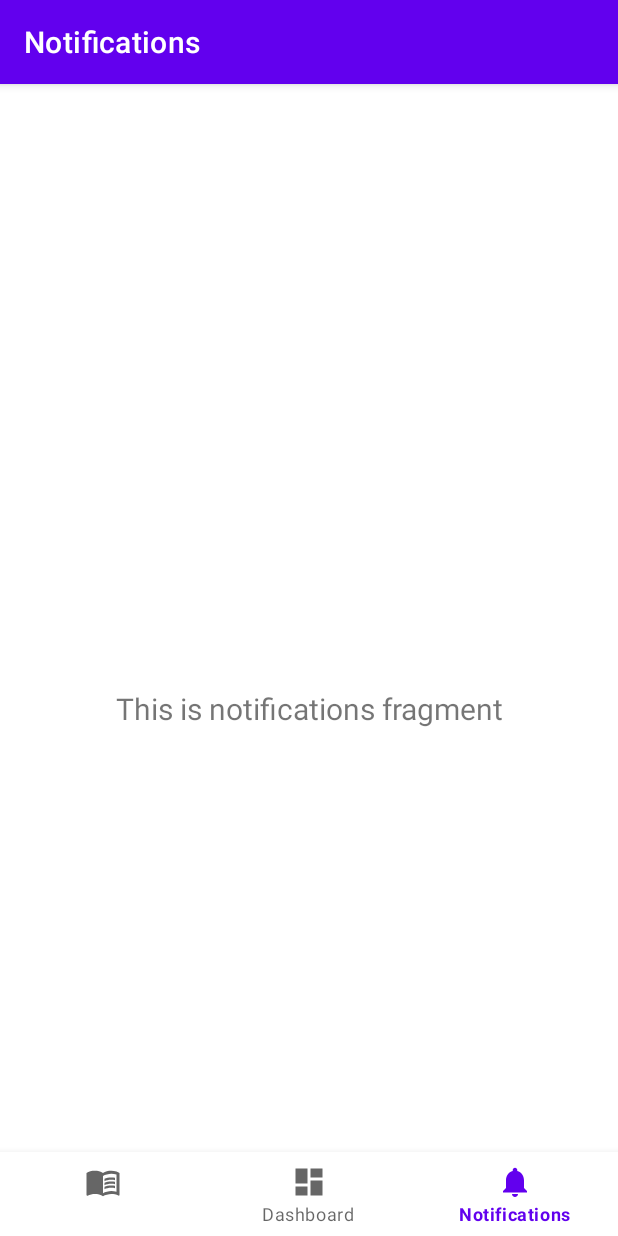
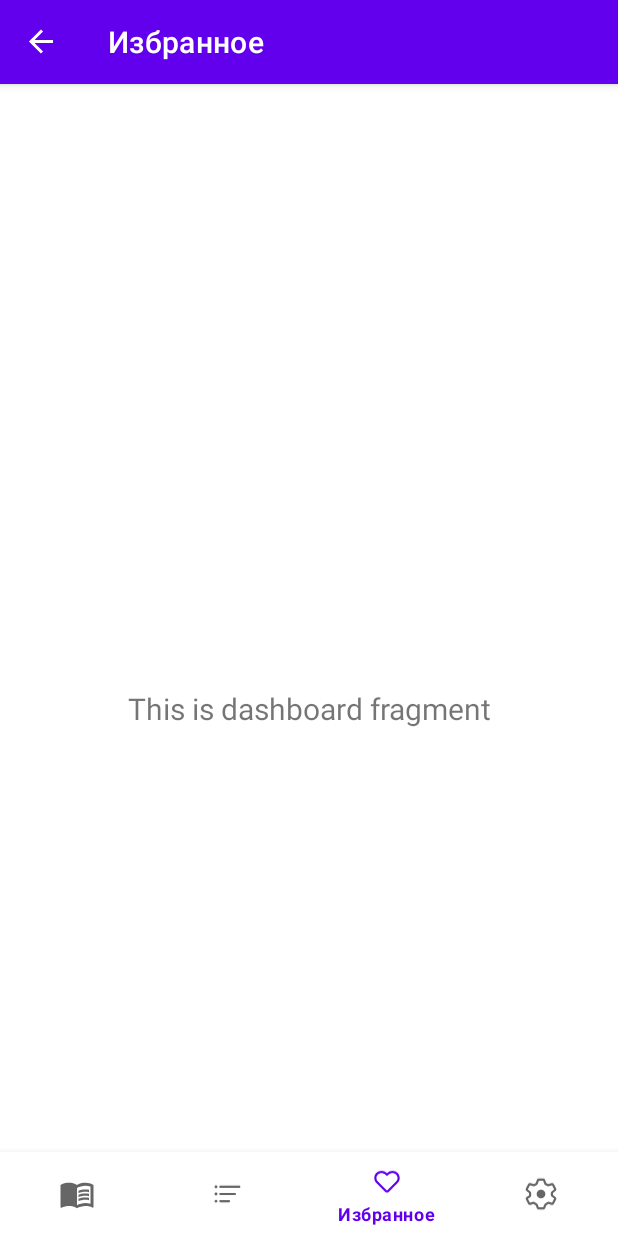
Before and after one commit to qumeb/engexam, an Android app: the screen it shows after launch (MainActivity), item 3 of the bottom bar chosen, on a phone screen of 412 x 824 dp. Run offline under Robolectric (Android 15) with nearby library versions, the phone set to English and light mode, and no system bars; our stand-ins replace navigation-ui.

Commit message:
add icon to app, add new page favorite, request internet connection

```diff
--- a/app/src/main/AndroidManifest.xml
+++ b/app/src/main/AndroidManifest.xml
@@ -24,4 +24,5 @@
         </activity>
     </application>
 
+    <uses-permission android:name="android.permission.INTERNET" />
 </manifest>
--- /dev/null
+++ b/app/src/main/java/com/example/engexam/ui/favorite/FavoriteFragment.java
@@ -0,0 +1,38 @@
+package com.example.engexam.ui.favorite;
+
+import android.os.Bundle;
+import android.view.LayoutInflater;
+import android.view.View;
+import android.view.ViewGroup;
+import android.widget.TextView;
+
+import androidx.annotation.NonNull;
+import androidx.fragment.app.Fragment;
+import androidx.lifecycle.ViewModelProvider;
+
+import com.example.engexam.databinding.FragmentFavoriteBinding;
+import com.example.engexam.ui.favorite.FavoriteViewModel;
+
+public class FavoriteFragment extends Fragment {
+
+    private FragmentFavoriteBinding binding;
+
+    public View onCreateView(@NonNull LayoutInflater inflater,
+                             ViewGroup container, Bundle savedInstanceState) {
+        FavoriteViewModel FavoriteViewModel =
+                new ViewModelProvider(this).get(FavoriteViewModel.class);
+
+        binding = FragmentFavoriteBinding.inflate(inflater, container, false);
+        View root = binding.getRoot();
+
+        final TextView textView = binding.textDashboard;
+        FavoriteViewModel.getText().observe(getViewLifecycleOwner(), textView::setText);
+        return root;
+    }
+
+    @Override
+    public void onDestroyView() {
+        super.onDestroyView();
+        binding = null;
+    }
+}
--- /dev/null
+++ b/app/src/main/java/com/example/engexam/ui/favorite/FavoriteViewModel.java
@@ -0,0 +1,19 @@
+package com.example.engexam.ui.favorite;
+
+import androidx.lifecycle.LiveData;
+import androidx.lifecycle.MutableLiveData;
+import androidx.lifecycle.ViewModel;
+
+public class FavoriteViewModel extends ViewModel {
+
+    private final MutableLiveData<String> mText;
+
+    public FavoriteViewModel() {
+        mText = new MutableLiveData<>();
+        mText.setValue("This is dashboard fragment");
+    }
+
+    public LiveData<String> getText() {
+        return mText;
+    }
+}
--- /dev/null
+++ b/app/src/main/res/drawable/favorite.xml
@@ -0,0 +1,10 @@
+<vector xmlns:android="http://schemas.android.com/apk/res/android"
+    android:width="33dp"
+    android:height="32dp"
+    android:viewportWidth="33"
+    android:viewportHeight="32">
+  <path
+      android:pathData="M6.833,12.323C6.833,9.752 8.918,7.667 11.49,7.667C12.725,7.667 13.91,8.157 14.783,9.031L15.73,9.978C16.155,10.403 16.845,10.403 17.27,9.978L18.217,9.031C19.09,8.157 20.275,7.667 21.51,7.667C24.082,7.667 26.167,9.752 26.167,12.323C26.167,13.559 25.676,14.743 24.803,15.616L16.732,23.687C16.604,23.815 16.396,23.815 16.268,23.687L8.197,15.616C7.324,14.743 6.833,13.559 6.833,12.323ZM11.49,5.667C7.814,5.667 4.833,8.647 4.833,12.323C4.833,14.089 5.535,15.782 6.783,17.031L14.854,25.101C15.763,26.01 17.237,26.01 18.146,25.101L26.217,17.031C27.465,15.782 28.167,14.089 28.167,12.323C28.167,8.647 25.186,5.667 21.51,5.667C19.744,5.667 18.051,6.368 16.803,7.616L16.5,7.919L16.197,7.616C14.949,6.368 13.256,5.667 11.49,5.667Z"
+      android:fillColor="#000000"
+      android:fillType="evenOdd"/>
+</vector>
--- /dev/null
+++ b/app/src/main/res/drawable/group_1.xml
@@ -0,0 +1,10 @@
+<vector xmlns:android="http://schemas.android.com/apk/res/android"
+    android:width="33dp"
+    android:height="32dp"
+    android:viewportWidth="33"
+    android:viewportHeight="32">
+  <path
+      android:pathData="M3.167,9.333C3.167,10.07 2.57,10.667 1.833,10.667C1.097,10.667 0.5,10.07 0.5,9.333C0.5,8.597 1.097,8 1.833,8C2.57,8 3.167,8.597 3.167,9.333ZM5.833,8.333C5.281,8.333 4.833,8.781 4.833,9.333C4.833,9.886 5.281,10.333 5.833,10.333H23.167C23.719,10.333 24.167,9.886 24.167,9.333C24.167,8.781 23.719,8.333 23.167,8.333H5.833ZM5.833,15C5.281,15 4.833,15.448 4.833,16C4.833,16.552 5.281,17 5.833,17L19.167,17C19.719,17 20.167,16.552 20.167,16C20.167,15.448 19.719,15 19.167,15L5.833,15ZM4.833,22.667C4.833,22.114 5.281,21.667 5.833,21.667H13.833C14.386,21.667 14.833,22.114 14.833,22.667C14.833,23.219 14.386,23.667 13.833,23.667H5.833C5.281,23.667 4.833,23.219 4.833,22.667ZM1.833,24C2.57,24 3.167,23.403 3.167,22.667C3.167,21.93 2.57,21.333 1.833,21.333C1.097,21.333 0.5,21.93 0.5,22.667C0.5,23.403 1.097,24 1.833,24ZM1.833,17.333C2.57,17.333 3.167,16.736 3.167,16C3.167,15.264 2.57,14.667 1.833,14.667C1.097,14.667 0.5,15.264 0.5,16C0.5,16.736 1.097,17.333 1.833,17.333Z"
+      android:fillColor="#000000"
+      android:fillType="evenOdd"/>
+</vector>
--- /dev/null
+++ b/app/src/main/res/drawable/settings.xml
@@ -0,0 +1,14 @@
+<vector xmlns:android="http://schemas.android.com/apk/res/android"
+    android:width="33dp"
+    android:height="32dp"
+    android:viewportWidth="33"
+    android:viewportHeight="32">
+  <path
+      android:pathData="M20.724,25.832C20.578,25.942 20.464,26.09 20.396,26.26L19.418,28.705C19.266,29.084 18.899,29.333 18.49,29.333H14.51C14.101,29.333 13.734,29.084 13.582,28.705L12.604,26.26C12.536,26.09 12.422,25.942 12.276,25.832L10.252,24.314C9.99,24.117 9.648,24.062 9.336,24.166L6.656,25.059C6.184,25.216 5.668,25.003 5.445,24.558L3.581,20.828C3.347,20.361 3.513,19.792 3.961,19.524L6.014,18.291C6.316,18.111 6.5,17.785 6.5,17.434V15.147C6.5,14.844 6.362,14.556 6.125,14.366L3.798,12.505C3.43,12.21 3.317,11.699 3.528,11.277L5.445,7.442C5.668,6.997 6.184,6.784 6.656,6.941L9.44,7.869C9.692,7.953 9.967,7.933 10.204,7.815L12.13,6.852C12.367,6.733 12.547,6.525 12.631,6.274L13.605,3.35C13.741,2.942 14.124,2.667 14.554,2.667H18.446C18.876,2.667 19.258,2.942 19.395,3.35L20.369,6.274C20.453,6.525 20.633,6.733 20.871,6.852L22.796,7.815C23.033,7.933 23.308,7.953 23.56,7.869L26.344,6.941C26.816,6.784 27.332,6.997 27.555,7.442L29.472,11.277C29.683,11.699 29.57,12.21 29.202,12.505L26.875,14.366C26.638,14.556 26.5,14.844 26.5,15.147V16.853C26.5,17.156 26.638,17.444 26.875,17.633L29.202,19.495C29.57,19.789 29.683,20.301 29.472,20.723L27.555,24.558C27.332,25.003 26.816,25.216 26.344,25.059L23.664,24.166C23.352,24.062 23.01,24.117 22.747,24.314L20.724,25.832Z"
+      android:strokeWidth="2"
+      android:fillColor="#00000000"
+      android:strokeColor="#000000"/>
+  <path
+      android:pathData="M16.5,20C18.709,20 20.5,18.209 20.5,16C20.5,13.791 18.709,12 16.5,12C14.291,12 12.5,13.791 12.5,16C12.5,18.209 14.291,20 16.5,20Z"
+      android:fillColor="#000000"/>
+</vector>
--- /dev/null
+++ b/app/src/main/res/layout/fragment_favorite.xml
@@ -0,0 +1,23 @@
+<?xml version="1.0" encoding="utf-8"?>
+<androidx.constraintlayout.widget.ConstraintLayout xmlns:android="http://schemas.android.com/apk/res/android"
+    xmlns:app="http://schemas.android.com/apk/res-auto"
+    xmlns:tools="http://schemas.android.com/tools"
+    android:layout_width="match_parent"
+    android:layout_height="match_parent"
+    tools:context=".ui.dashboard.DashboardFragment">
+
+    <TextView
+        android:id="@+id/text_dashboard"
+        android:layout_width="match_parent"
+        android:layout_height="wrap_content"
+        android:layout_marginStart="8dp"
+        android:layout_marginTop="8dp"
+        android:layout_marginEnd="8dp"
+        android:textAlignment="center"
+        android:textSize="20sp"
+        app:layout_constraintBottom_toBottomOf="parent"
+        app:layout_constraintEnd_toEndOf="parent"
+        app:layout_constraintStart_toStartOf="parent"
+        app:layout_constraintTop_toTopOf="parent" />
+
+</androidx.constraintlayout.widget.ConstraintLayout>
--- a/app/src/main/res/menu/bottom_nav_menu.xml
+++ b/app/src/main/res/menu/bottom_nav_menu.xml
@@ -3,16 +3,20 @@
 
     <item
         android:id="@+id/navigation_home"
-        android:icon="@drawable/baseline_menu_book_24" />
+        android:icon="@drawable/baseline_menu_book_24"
+        android:title="@string/title_materials" />
 
     <item
         android:id="@+id/navigation_dashboard"
-        android:icon="@drawable/ic_dashboard_black_24dp"
-        android:title="@string/title_dashboard" />
-
+        android:icon="@drawable/group_1"
+        android:title="@string/title_test" />
+    <item
+        android:id="@+id/navigation_favorite"
+        android:icon="@drawable/favorite"
+        android:title="@string/title_favorite" />
     <item
         android:id="@+id/navigation_notifications"
-        android:icon="@drawable/ic_notifications_black_24dp"
-        android:title="@string/title_notifications" />
+        android:icon="@drawable/settings"
+        android:title="@string/title_settings" />
 
 </menu>
--- a/app/src/main/res/navigation/mobile_navigation.xml
+++ b/app/src/main/res/navigation/mobile_navigation.xml
@@ -8,18 +8,23 @@
     <fragment
         android:id="@+id/navigation_home"
         android:name="com.example.engexam.ui.home.HomeFragment"
-        android:label="@string/title_home"
+        android:label="@string/title_materials"
         tools:layout="@layout/fragment_home" />
 
     <fragment
         android:id="@+id/navigation_dashboard"
         android:name="com.example.engexam.ui.dashboard.DashboardFragment"
-        android:label="@string/title_dashboard"
+        android:label="@string/title_test"
         tools:layout="@layout/fragment_dashboard" />
 
     <fragment
+        android:id="@+id/navigation_favorite"
+        android:name="com.example.engexam.ui.favorite.FavoriteFragment"
+        android:label="@string/title_favorite"
+        tools:layout="@layout/fragment_favorite" />
+    <fragment
         android:id="@+id/navigation_notifications"
         android:name="com.example.engexam.ui.notifications.NotificationsFragment"
-        android:label="@string/title_notifications"
+        android:label="@string/title_settings"
         tools:layout="@layout/fragment_notifications" />
 </navigation>
--- a/app/src/main/res/values/strings.xml
+++ b/app/src/main/res/values/strings.xml
@@ -1,6 +1,7 @@
 <resources>
-    <string name="app_name">engexam</string>
-    <string name="title_home">Home</string>
-    <string name="title_dashboard">Dashboard</string>
-    <string name="title_notifications">Notifications</string>
+    <string name="app_name">Eng Exam</string>
+    <string name="title_test">Тесты</string>
+    <string name="title_materials">Материалы</string>
+    <string name="title_settings">Настройки</string>
+    <string name="title_favorite">Избранное</string>
 </resources>
```
